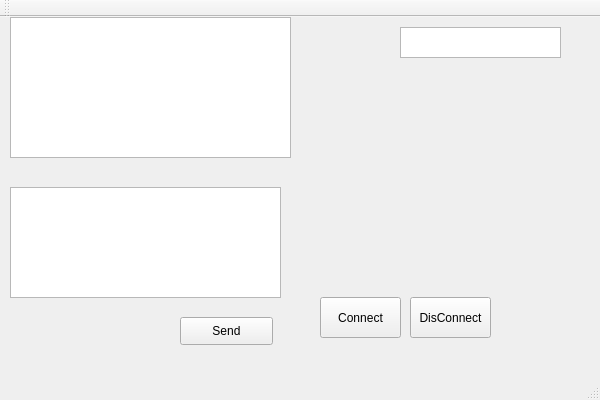
Old version of the form app/sitcw.ui in the repository OverLucker/SiTCW.
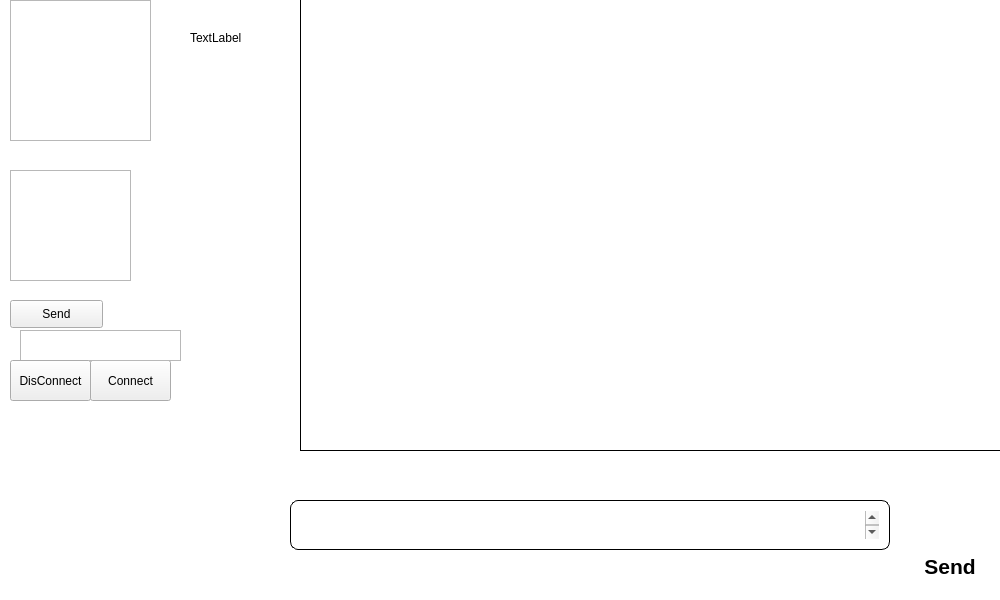
New version of the form.

```diff
--- a/app/sitcw.ui
+++ b/app/sitcw.ui
@@ -2,24 +2,62 @@
 <ui version="4.0">
  <class>SiTCWClass</class>
  <widget class="QMainWindow" name="SiTCWClass">
+  <property name="enabled">
+   <bool>true</bool>
+  </property>
   <property name="geometry">
    <rect>
     <x>0</x>
     <y>0</y>
-    <width>600</width>
-    <height>400</height>
+    <width>1000</width>
+    <height>600</height>
    </rect>
   </property>
   <property name="windowTitle">
    <string>SiTCW</string>
   </property>
+  <property name="autoFillBackground">
+   <bool>false</bool>
+  </property>
+  <property name="styleSheet">
+   <string notr="true"/>
+  </property>
+  <property name="toolButtonStyle">
+   <enum>Qt::ToolButtonIconOnly</enum>
+  </property>
+  <property name="documentMode">
+   <bool>false</bool>
+  </property>
+  <property name="tabShape">
+   <enum>QTabWidget::Rounded</enum>
+  </property>
+  <property name="dockNestingEnabled">
+   <bool>false</bool>
+  </property>
+  <property name="unifiedTitleAndToolBarOnMac">
+   <bool>false</bool>
+  </property>
   <widget class="QWidget" name="centralWidget">
+   <property name="contextMenuPolicy">
+    <enum>Qt::DefaultContextMenu</enum>
+   </property>
+   <property name="toolTipDuration">
+    <number>-1</number>
+   </property>
+   <property name="autoFillBackground">
+    <bool>false</bool>
+   </property>
+   <property name="styleSheet">
+    <string notr="true">#centralWidget{
+	background-color: #fff;
+}</string>
+   </property>
    <widget class="QTextBrowser" name="textBrowser">
     <property name="geometry">
      <rect>
       <x>10</x>
       <y>0</y>
-      <width>281</width>
+      <width>141</width>
       <height>141</height>
      </rect>
     </property>
@@ -30,8 +68,8 @@
    <widget class="QPushButton" name="btnConnect">
     <property name="geometry">
      <rect>
-      <x>320</x>
-      <y>280</y>
+      <x>90</x>
+      <y>360</y>
       <width>81</width>
       <height>41</height>
      </rect>
@@ -43,8 +81,8 @@
    <widget class="QTextEdit" name="tePortName">
     <property name="geometry">
      <rect>
-      <x>400</x>
-      <y>10</y>
+      <x>20</x>
+      <y>330</y>
       <width>161</width>
       <height>31</height>
      </rect>
@@ -53,8 +91,8 @@
    <widget class="QPushButton" name="btnDisconnect">
     <property name="geometry">
      <rect>
-      <x>410</x>
-      <y>280</y>
+      <x>10</x>
+      <y>360</y>
       <width>81</width>
       <height>41</height>
      </rect>
@@ -66,7 +104,7 @@
    <widget class="QPushButton" name="btnSend">
     <property name="geometry">
      <rect>
-      <x>180</x>
+      <x>10</x>
       <y>300</y>
       <width>93</width>
       <height>28</height>
@@ -81,11 +119,138 @@
      <rect>
       <x>10</x>
       <y>170</y>
-      <width>271</width>
+      <width>121</width>
       <height>111</height>
      </rect>
     </property>
    </widget>
+   <widget class="QListWidget" name="messageList">
+    <property name="geometry">
+     <rect>
+      <x>300</x>
+      <y>0</y>
+      <width>700</width>
+      <height>451</height>
+     </rect>
+    </property>
+    <property name="focusPolicy">
+     <enum>Qt::NoFocus</enum>
+    </property>
+    <property name="acceptDrops">
+     <bool>false</bool>
+    </property>
+    <property name="styleSheet">
+     <string notr="true">#messageList{
+	border: 0px solid white;
+	border-left: 1px solid black;
+	border-bottom: 1px solid black;
+	background-color: #fff;
+	padding: 10px;
+}</string>
+    </property>
+   </widget>
+   <widget class="QLabel" name="currentItem">
+    <property name="geometry">
+     <rect>
+      <x>190</x>
+      <y>30</y>
+      <width>60</width>
+      <height>16</height>
+     </rect>
+    </property>
+    <property name="text">
+     <string>TextLabel</string>
+    </property>
+   </widget>
+   <widget class="QTextEdit" name="messageTextInput">
+    <property name="geometry">
+     <rect>
+      <x>290</x>
+      <y>500</y>
+      <width>600</width>
+      <height>50</height>
+     </rect>
+    </property>
+    <property name="font">
+     <font>
+      <pointsize>16</pointsize>
+     </font>
+    </property>
+    <property name="styleSheet">
+     <string notr="true">#messageTextInput{
+border: 1px solid #000;
+	
+
+	padding: 10px;
+
+	border-radius: 8px;
+}
+
+#messageTextInput:focus{
+	background-color: #ffaf15;
+}
+
+</string>
+    </property>
+   </widget>
+   <widget class="QPushButton" name="messageSendButton">
+    <property name="enabled">
+     <bool>true</bool>
+    </property>
+    <property name="geometry">
+     <rect>
+      <x>900</x>
+      <y>530</y>
+      <width>100</width>
+      <height>72</height>
+     </rect>
+    </property>
+    <property name="sizePolicy">
+     <sizepolicy hsizetype="Fixed" vsizetype="Fixed">
+      <horstretch>20</horstretch>
+      <verstretch>100</verstretch>
+     </sizepolicy>
+    </property>
+    <property name="font">
+     <font>
+      <pointsize>16</pointsize>
+      <weight>75</weight>
+      <bold>true</bold>
+     </font>
+    </property>
+    <property name="cursor">
+     <cursorShape>PointingHandCursor</cursorShape>
+    </property>
+    <property name="acceptDrops">
+     <bool>false</bool>
+    </property>
+    <property name="autoFillBackground">
+     <bool>false</bool>
+    </property>
+    <property name="styleSheet">
+     <string notr="true">#messageSendButton{
+	background-color: white;
+	border: 0px solid #000;
+}
+
+#messageSendButton:pressed {
+    background-color: #dfdfdf;
+    border-style: inset;
+}</string>
+    </property>
+    <property name="text">
+     <string>Send</string>
+    </property>
+    <property name="autoDefault">
+     <bool>false</bool>
+    </property>
+    <property name="default">
+     <bool>false</bool>
+    </property>
+    <property name="flat">
+     <bool>true</bool>
+    </property>
+   </widget>
   </widget>
   <widget class="QMenuBar" name="menuBar">
    <property name="geometry">
@@ -97,15 +262,6 @@
     </rect>
    </property>
   </widget>
-  <widget class="QToolBar" name="mainToolBar">
-   <attribute name="toolBarArea">
-    <enum>TopToolBarArea</enum>
-   </attribute>
-   <attribute name="toolBarBreak">
-    <bool>false</bool>
-   </attribute>
-  </widget>
-  <widget class="QStatusBar" name="statusBar"/>
  </widget>
  <layoutdefault spacing="6" margin="11"/>
  <resources>
```
Left out of the diff: 11 changed lines with no effect on the pictures.
